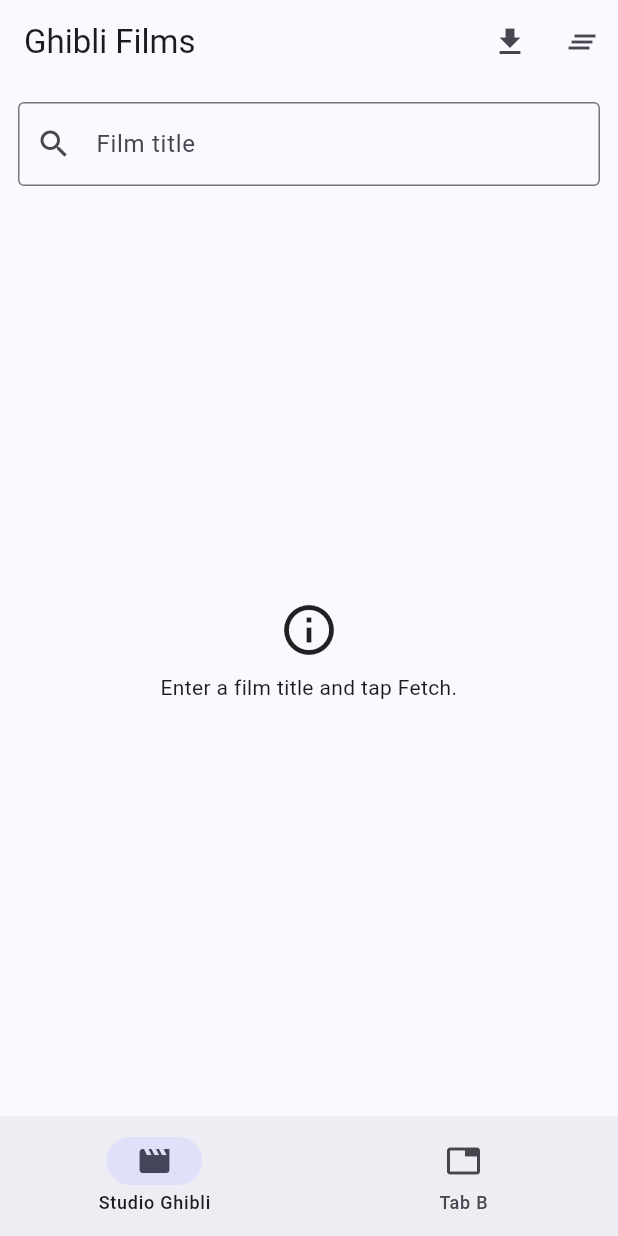
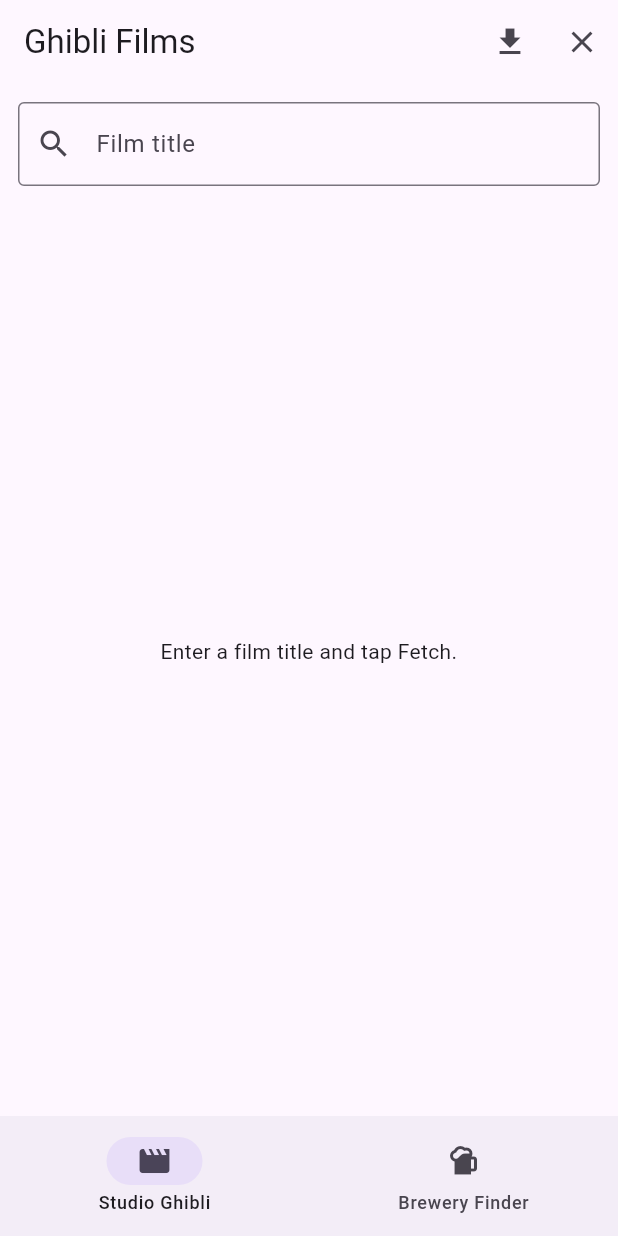
Before and after one commit to Slushin21/Lab-8-API, a Flutter app: the screen it shows after launch, on a phone screen of 412 x 824 dp. Run offline on Flutter 3.47's test engine with Material 3 defaults, Android fonts, the phone set to English and light mode, and no system bars.

Commit message:
After merging the two tabs, made sure everything was working right

```diff
--- a/lab8_api/lib/main.dart
+++ b/lab8_api/lib/main.dart
@@ -12,7 +12,6 @@
   Widget build(BuildContext context) {
     return MaterialApp(
       title: 'Lab 8',
-      theme: ThemeData(useMaterial3: true, colorSchemeSeed: Colors.indigo),
       home: const HomeTabs(),
       debugShowCheckedModeBanner: false,
     );
@@ -31,11 +30,7 @@
   @override
   Widget build(BuildContext context) {
     final pages = const [
-
       TabAPage(),
-      Center(child: Text('Tab B – placeholder')),
-
-      Center(child: Text('Tab A – placeholder')),
       BreweryTab()
     ];
 
@@ -45,7 +40,7 @@
         selectedIndex: _index,
         destinations: const [
           NavigationDestination(icon: Icon(Icons.movie), label: 'Studio Ghibli'),
-          NavigationDestination(icon: Icon(Icons.tab_outlined), label: 'Tab B'),
+          NavigationDestination(icon: Icon(Icons.sports_bar), label: 'Brewery Finder'),
         ],
         onDestinationSelected: (i) => setState(() => _index = i),
       ),
--- a/lab8_api/lib/tab_a.dart
+++ b/lab8_api/lib/tab_a.dart
@@ -80,7 +80,7 @@
         title: const Text('Ghibli Films'),  // Title on the top
         actions: [
           IconButton(onPressed: _onFetch, icon: const Icon(Icons.download)),  // Fetch button
-          IconButton(onPressed: _onClear, icon: const Icon(Icons.clear_all)), // Clear button
+          IconButton(onPressed: _onClear, icon: const Icon(Icons.clear)), // Clear button
         ],
       ),
       body: Padding(
@@ -147,7 +147,7 @@
 }
 
 
-/// State of the widget before searching for a film
+/// Helper state of the widget before searching for a film
 class _EmptyState extends StatelessWidget {
   final String message;
   const _EmptyState({required this.message});
@@ -158,8 +158,6 @@
       child: Column(
         mainAxisSize: MainAxisSize.min,
         children: [
-          const Icon(Icons.info_outline, size: 40),
-          const SizedBox(height: 8),
           Text(message, textAlign: TextAlign.center),
         ],
       ),
```
